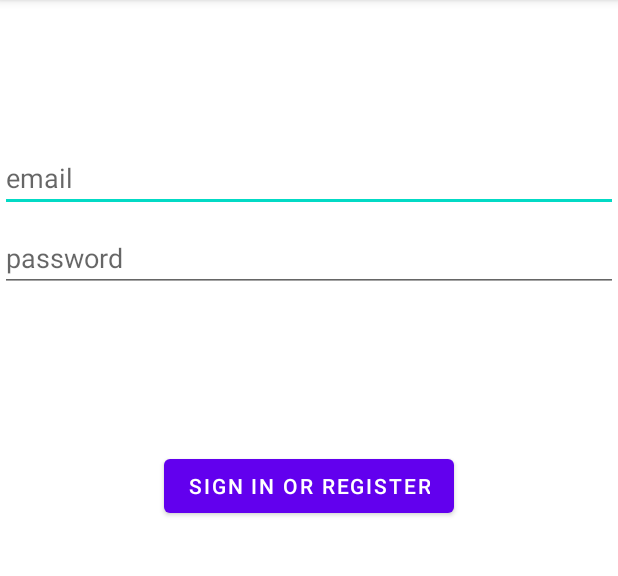
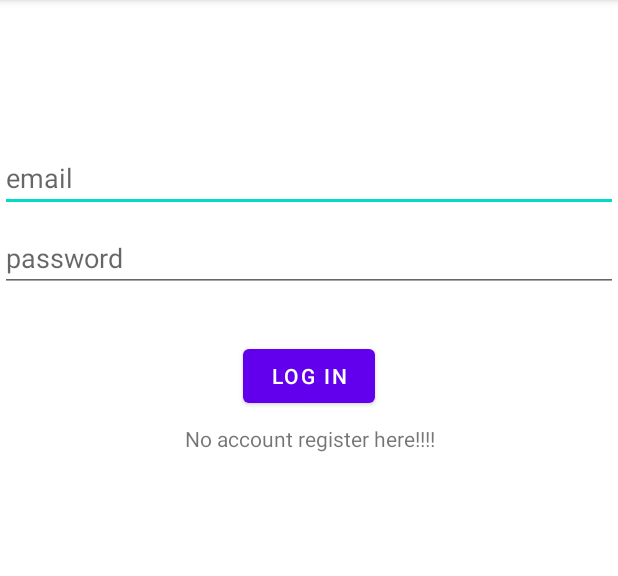
Before and after one commit to dumbeldore2/GIP_5_MOBILE, an Android app: the screen it shows after launch (MainActivity), on a phone screen of 412 x 824 dp, the part 84-660 px from its top. Run offline under Robolectric (Android 15) with nearby library versions, the phone set to English and light mode, and no system bars; our stand-ins replace Volley.

```diff
--- a/app/build.gradle
+++ b/app/build.gradle
@@ -8,7 +8,7 @@ android {
 
     defaultConfig {
         applicationId "com.example.gip_5_mobile"
-        minSdk 21
+        minSdk 26
         targetSdk 32
         versionCode 1
         versionName "1.0"
--- a/app/src/main/res/layout/activity_main.xml
+++ b/app/src/main/res/layout/activity_main.xml
@@ -44,17 +44,30 @@
         android:layout_width="wrap_content"
         android:layout_height="wrap_content"
 
-
         android:layout_gravity="start"
-        android:layout_marginTop="16dp"
+        android:layout_marginTop="32dp"
         android:layout_marginBottom="64dp"
 
-        android:text="sign in or register"
-        app:layout_constraintBottom_toBottomOf="parent"
+        android:text="log in"
+        app:layout_constraintTop_toBottomOf="@id/password"
+        app:layout_constraintStart_toStartOf="parent"
+        app:layout_constraintEnd_toEndOf="parent"/>
+
+    <TextView
+        android:id="@+id/register"
+
+        android:layout_width="wrap_content"
+        android:layout_height="wrap_content"
+
+        android:gravity="center"
+        android:layout_marginTop="8dp"
+
+        android:text="No account register here!!!!"
+
+        app:layout_constraintStart_toStartOf="parent"
         app:layout_constraintEnd_toEndOf="parent"
-        app:layout_constraintStart_toStartOf="parent"
-        app:layout_constraintTop_toBottomOf="@+id/password"
-        app:layout_constraintVertical_bias="0.2" />
+        app:layout_constraintTop_toBottomOf="@id/login"/>
+
 
 
 </androidx.constraintlayout.widget.ConstraintLayout>
```
Also changed, not shown: app/src/main/java/com/example/gip_5_mobile/MainActivity.java (+37 -5 lines).
